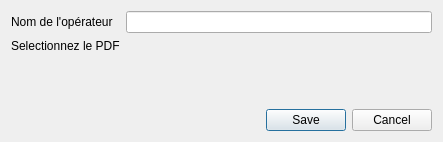
Old version of the form ui/add_operator_dialog_base.ui in the repository fanevanjanahary/UnderMap.
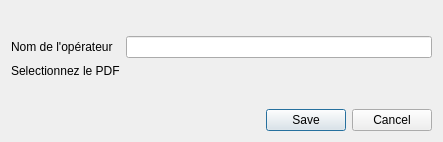
New version of the form. Custom widgets are drawn as their Qt base class.

```diff
--- a/ui/add_operator_dialog_base.ui
+++ b/ui/add_operator_dialog_base.ui
@@ -16,6 +16,9 @@
   <layout class="QVBoxLayout" name="verticalLayout">
    <item>
     <layout class="QFormLayout" name="formLayout">
+     <property name="topMargin">
+      <number>25</number>
+     </property>
      <item row="0" column="0">
       <widget class="QLabel" name="label_name_opertor">
        <property name="text">
```
